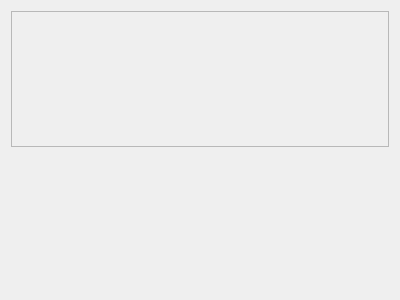
Above: xdart/experiments/ttheta_scan/gui/wranglers/specUI.ui from rwalroth/xdart before the change. Below: the same form after it.
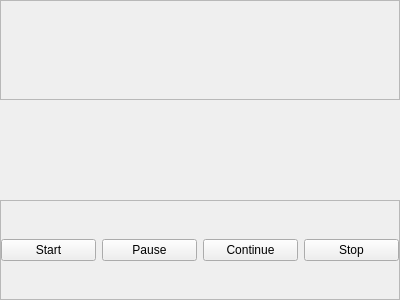
That is the form after the change.

Patch:
```diff
--- a/xdart/experiments/ttheta_scan/gui/wranglers/specUI.ui
+++ b/xdart/experiments/ttheta_scan/gui/wranglers/specUI.ui
@@ -14,6 +14,21 @@
    <string>Form</string>
   </property>
   <layout class="QVBoxLayout" name="verticalLayout">
+   <property name="spacing">
+    <number>0</number>
+   </property>
+   <property name="leftMargin">
+    <number>0</number>
+   </property>
+   <property name="topMargin">
+    <number>0</number>
+   </property>
+   <property name="rightMargin">
+    <number>0</number>
+   </property>
+   <property name="bottomMargin">
+    <number>0</number>
+   </property>
    <item>
     <widget class="QFrame" name="paramFrame">
      <property name="frameShape">
@@ -31,6 +46,58 @@
      </property>
     </widget>
    </item>
+   <item>
+    <widget class="QFrame" name="frame">
+     <property name="frameShape">
+      <enum>QFrame::StyledPanel</enum>
+     </property>
+     <property name="frameShadow">
+      <enum>QFrame::Raised</enum>
+     </property>
+     <layout class="QHBoxLayout" name="horizontalLayout">
+      <property name="leftMargin">
+       <number>0</number>
+      </property>
+      <property name="topMargin">
+       <number>0</number>
+      </property>
+      <property name="rightMargin">
+       <number>0</number>
+      </property>
+      <property name="bottomMargin">
+       <number>0</number>
+      </property>
+      <item>
+       <widget class="QPushButton" name="startButton">
+        <property name="text">
+         <string>Start</string>
+        </property>
+       </widget>
+      </item>
+      <item>
+       <widget class="QPushButton" name="pauseButton">
+        <property name="text">
+         <string>Pause</string>
+        </property>
+       </widget>
+      </item>
+      <item>
+       <widget class="QPushButton" name="continueButton">
+        <property name="text">
+         <string>Continue</string>
+        </property>
+       </widget>
+      </item>
+      <item>
+       <widget class="QPushButton" name="stopButton">
+        <property name="text">
+         <string>Stop</string>
+        </property>
+       </widget>
+      </item>
+     </layout>
+    </widget>
+   </item>
   </layout>
  </widget>
  <resources/>
```
